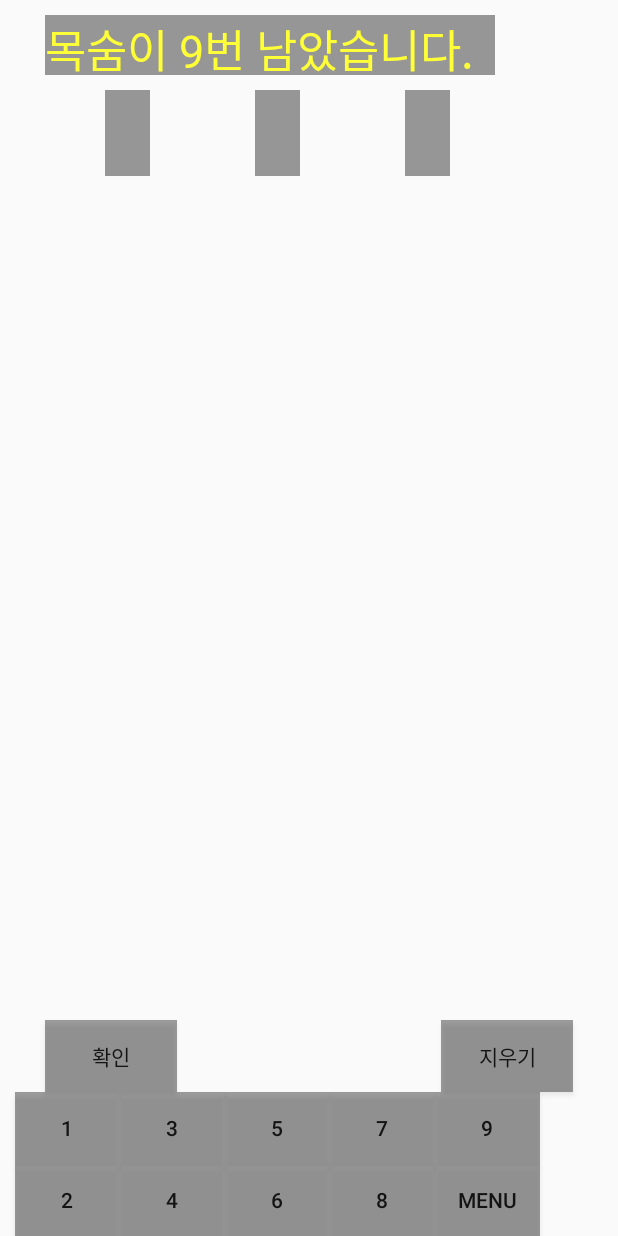
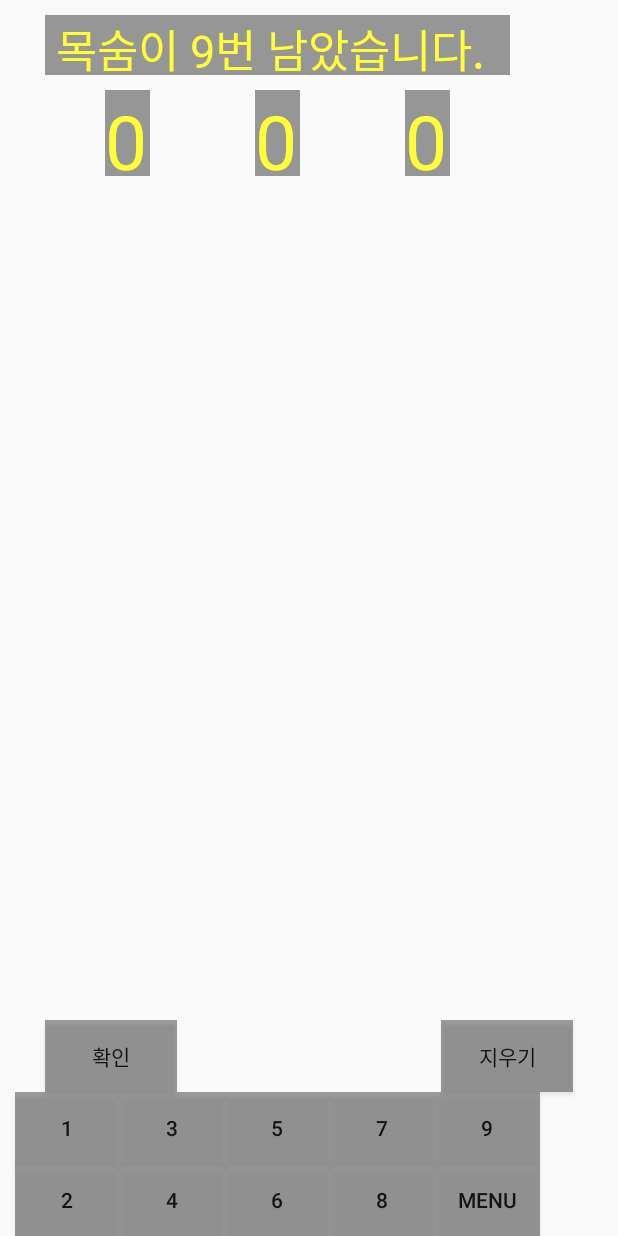
Before and after one commit to tlgj255/and_stu, an Android app: the game screen opened directly, with no data from a screen before it, on a phone screen of 412 x 824 dp. Run offline under Robolectric (Android 15) with nearby library versions, the phone set to English and light mode, and no system bars.

```diff
--- a/app/src/main/res/layout/activity_main.xml
+++ b/app/src/main/res/layout/activity_main.xml
@@ -42,6 +42,7 @@
             android:text="할꼬얌!!"
             android:onClick="onclick"/>
     </RelativeLayout>
+
 </RelativeLayout>
     <Button
         android:layout_width="170dp"
--- a/app/src/main/res/layout/game.xml
+++ b/app/src/main/res/layout/game.xml
@@ -18,7 +18,7 @@
             <TextView
                 android:layout_width="300dp"
                 android:layout_height="60dp"
-                android:text="  뭐할꼬얌?"
+                android:text="   일시정지"
                 android:textStyle="bold"
                 android:textSize="50dp"
                 android:layout_marginTop="30dp"/>
@@ -28,7 +28,7 @@
                 android:id="@+id/no"
                 android:layout_alignTop="@+id/finish"
                 android:layout_alignParentEnd="true"
-                android:text="계속할꼬얌"
+                android:text="다시진행"
                 android:onClick="onclick"/>
 
             <Button
@@ -37,11 +37,56 @@
                 android:layout_marginTop="110dp"
                 android:layout_toLeftOf="@+id/no"
                 android:id="@+id/finish"
-                android:text="메뉴갈꼬얌!!"
+                android:text="메뉴로"
                 android:onClick="onclick"/>
         </RelativeLayout>
     </RelativeLayout>
+        <RelativeLayout
+            android:layout_width="match_parent"
+            android:layout_height="match_parent"
+            android:background="#AA000000"
+            android:visibility="gone"
+            android:id="@+id/clear">
+            <RelativeLayout
+                android:layout_width="300dp"
+                android:layout_height="170dp"
+                android:layout_centerVertical="true"
+                android:layout_centerHorizontal="true"
+                android:background="#FFFFFF">
+                <TextView
+                    android:layout_width="300dp"
+                    android:layout_height="60dp"
+                    android:text="  게임클리어"
+                    android:textStyle="bold"
+                    android:textSize="45dp"
+                    />
+                <TextView
+                    android:layout_marginLeft="20dp"
+                    android:layout_width="wrap_content"
+                    android:layout_height="wrap_content"
+                    android:layout_marginTop="60dp"
+                    android:text="9번만에 클리어!!"
+                    android:textSize="35dp"
+                    android:id="@+id/count"/>
+                <Button
+                    android:layout_width="150dp"
+                    android:layout_height="50dp"
+                    android:id="@+id/out"
+                    android:layout_alignTop="@+id/regame"
+                    android:layout_alignParentEnd="true"
+                    android:text="나가기"
+                    android:onClick="onclick"/>
 
+                <Button
+                    android:layout_width="160dp"
+                    android:layout_height="50dp"
+                    android:layout_marginTop="110dp"
+                    android:layout_toLeftOf="@+id/out"
+                    android:id="@+id/regame"
+                    android:text="다시도전!!"
+                    android:onClick="onclick"/>
+    </RelativeLayout>
+        </RelativeLayout>
     <Button
         android:layout_marginLeft="10dp"
         android:layout_width="70dp"
@@ -158,18 +203,18 @@
     <TextView
         android:layout_marginTop="10dp"
         android:layout_marginLeft="30dp"
-        android:layout_width="300dp"
+        android:layout_width="310dp"
         android:layout_height="40dp"
         android:textColor="#FFFF37"
         android:background="#66000000"
-        android:text="목숨이 9번 남았습니다."
+        android:text=" 목숨이 9번 남았습니다."
         android:textSize="30dp"
         android:id="@+id/life"/>
 
     <TextView
         android:layout_width="30dp"
         android:layout_height="57dp"
-        android:text=""
+        android:text="0"
         android:textColor="#FFFF37"
         android:background="#66000000"
         android:textSize="50dp"
@@ -181,7 +226,7 @@
     <TextView
         android:layout_width="30dp"
         android:layout_height="57dp"
-        android:text=""
+        android:text="0"
         android:textColor="#FFFF37"
         android:background="#66000000"
         android:textSize="50dp"
@@ -194,7 +239,7 @@
     <TextView
         android:layout_width="30dp"
         android:layout_height="57dp"
-        android:text=""
+        android:text="0"
         android:textColor="#FFFF37"
         android:background="#66000000"
         android:textSize="50dp"
@@ -210,7 +255,8 @@
         android:id="@+id/button14"
         android:layout_marginLeft="30dp"
         android:layout_above="@+id/button6"
-        android:background="#60000000"/>
+        android:background="#60000000"
+        android:onClick="onclick"/>
 
     <Button
         android:layout_width="wrap_content"
@@ -220,5 +266,6 @@
         android:layout_marginRight="30dp"
         android:background="#60000000"
         android:layout_alignTop="@+id/button14"
+        android:onClick="onclick"
         android:layout_alignParentEnd="true" />
 </RelativeLayout>
```
Also changed, not shown: app/src/main/java/com/example/tlqkf/homework/game.java (+209 -82 lines).
